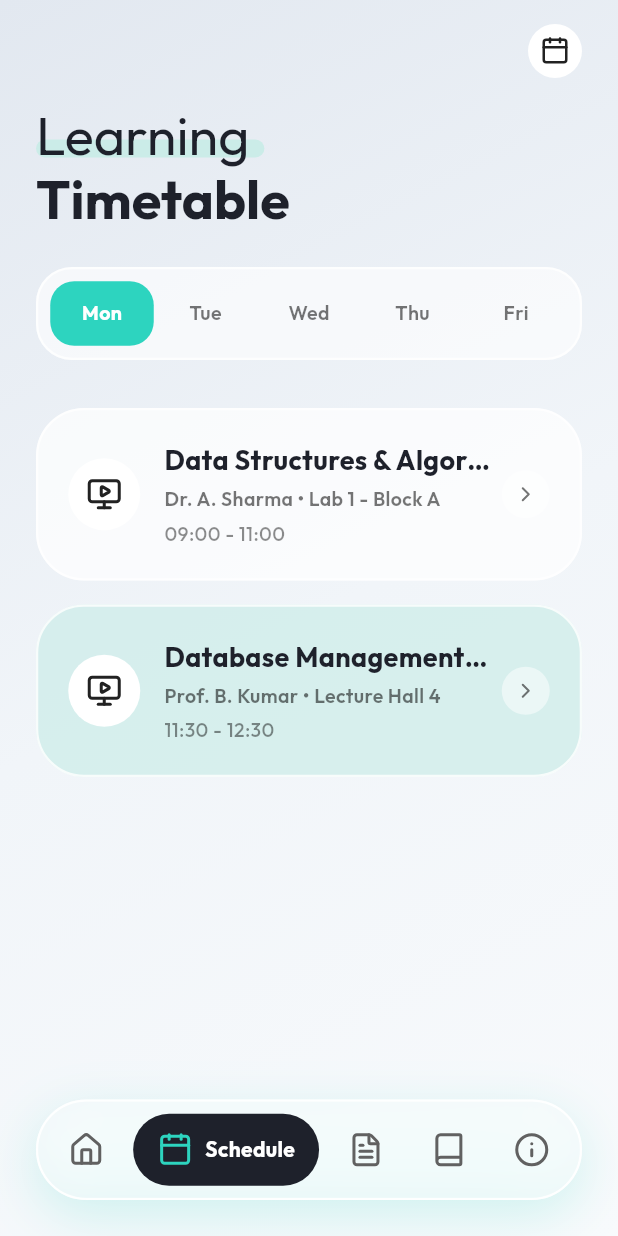
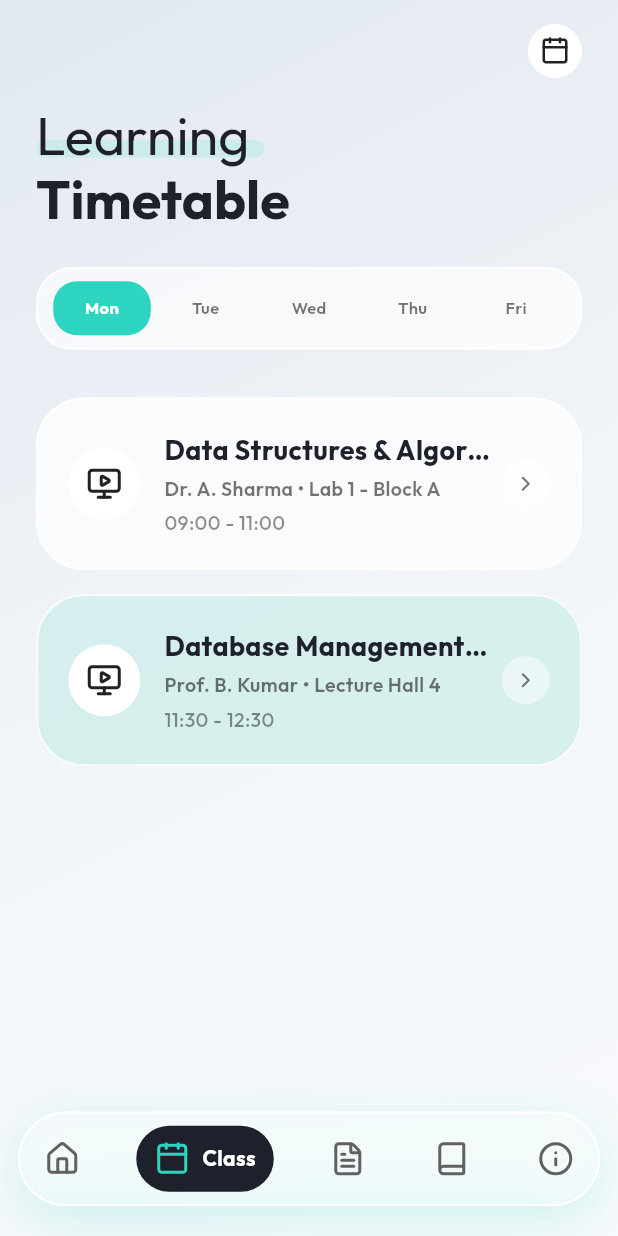
Before and after one commit to mdsahilnoob/widget_app, a Flutter app: the AppNavigation screen opened directly, item 2 of the bottom bar chosen, on a phone screen of 412 x 824 dp. Run offline on Flutter 3.47's test engine with Material 3 defaults, Android fonts, the phone set to English and light mode, and no system bars; our stand-ins replace google_fonts, isar, lucide_icons, share_plus; accounts and stored records are empty; generated files the repository leaves out were written again.

Commit message:
feat: Introduce dashboard, navigation, and timetable screens, and integrate the `share_plus` plugin.

```diff
--- a/lib/features/navigation/app_navigation.dart
+++ b/lib/features/navigation/app_navigation.dart
@@ -29,7 +29,7 @@ class _AppNavigationState extends State<AppNavigation> {
   Widget _buildCustomBottomBar() {
     return SafeArea(
       child: Container(
-        margin: const EdgeInsets.only(left: 24, right: 24, bottom: 24),
+        margin: const EdgeInsets.only(left: 12, right: 12, bottom: 20),
         decoration: BoxDecoration(
           color: Colors.white.withValues(alpha: 0.7),
           borderRadius: BorderRadius.circular(40),
@@ -58,11 +58,7 @@ class _AppNavigationState extends State<AppNavigation> {
                 mainAxisAlignment: MainAxisAlignment.spaceBetween,
                 children: [
                   _buildNavItem(0, LucideIcons.home, 'Home'),
-                  _buildNavItem(
-                    1,
-                    LucideIcons.calendar,
-                    'Schedule',
-                  ), // Shortened label
+                  _buildNavItem(1, LucideIcons.calendar, 'Class'),
                   _buildNavItem(2, LucideIcons.fileText, 'Notes'),
                   _buildNavItem(3, LucideIcons.book, 'PYQs'),
                   _buildNavItem(4, LucideIcons.info, 'About'),
@@ -89,8 +85,8 @@ class _AppNavigationState extends State<AppNavigation> {
         duration: const Duration(milliseconds: 300),
         curve: Curves.easeOutQuint,
         padding: EdgeInsets.symmetric(
-          horizontal: isSelected ? 16 : 12,
-          vertical: 12,
+          horizontal: isSelected ? 12 : 8,
+          vertical: 10,
         ),
         decoration: BoxDecoration(
           color: isSelected ? const Color(0xFF1E212B) : Colors.transparent,
--- a/lib/features/timetable/timetable_screen.dart
+++ b/lib/features/timetable/timetable_screen.dart
@@ -195,9 +195,7 @@ class _WeekdayPicker extends StatelessWidget {
             width: 1.5,
           ),
         ),
-        child: LayoutBuilder(
-          builder: (context, constraints) {
-            return Row(
+        child: Row(
           mainAxisAlignment: MainAxisAlignment.spaceAround,
           children: days.map((day) {
             final isSelected = day['id'] == selectedDay;
@@ -206,7 +204,8 @@ class _WeekdayPicker extends StatelessWidget {
                 onTap: () => onDaySelected(day['id'] as int),
                 child: AnimatedContainer(
                   duration: const Duration(milliseconds: 200),
-                      padding: const EdgeInsets.symmetric(vertical: 12),
+                  padding: const EdgeInsets.symmetric(vertical: 10),
+                  margin: const EdgeInsets.symmetric(horizontal: 2),
                   decoration: BoxDecoration(
                     color: isSelected
                         ? const Color(0xFF2DD4BF)
@@ -221,7 +220,7 @@ class _WeekdayPicker extends StatelessWidget {
                         fontWeight: isSelected
                             ? FontWeight.bold
                             : FontWeight.w600,
-                            fontSize: 13,
+                        fontSize: 11, // Smaller font to fit 5 items
                       ),
                     ),
                   ),
@@ -229,8 +228,6 @@ class _WeekdayPicker extends StatelessWidget {
               ),
             );
           }).toList(),
-            );
-          },
         ),
       ),
     );
--- a/pubspec.yaml
+++ b/pubspec.yaml
@@ -54,6 +54,7 @@ dependencies:
   lucide_icons: ^0.257.0
   flutter_staggered_grid_view: ^0.7.0
   url_launcher: ^6.3.2
+  share_plus: ^12.0.1
 
 dev_dependencies:
   flutter_test:
```
Also changed, not shown: lib/features/home/dashboard_screen.dart (+28 -1 lines), pubspec.lock, 3 other files. Lines whose indentation alone changed are shown as unchanged.
